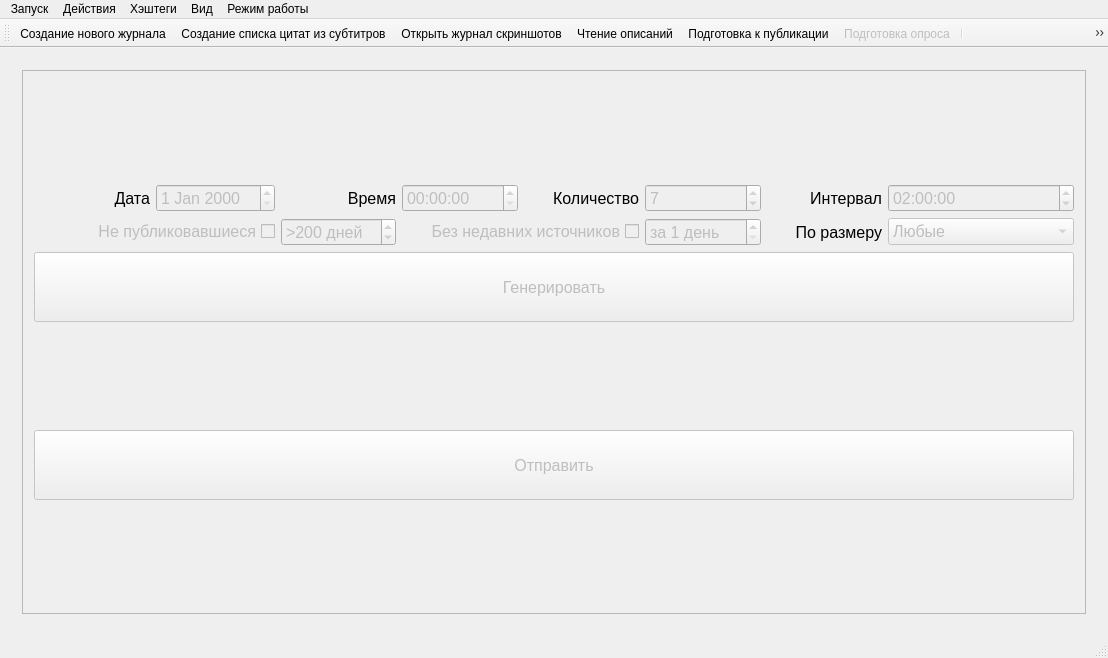
Old version of the form mainwindow.ui in the repository cool-palace/Screenshot-Manager.
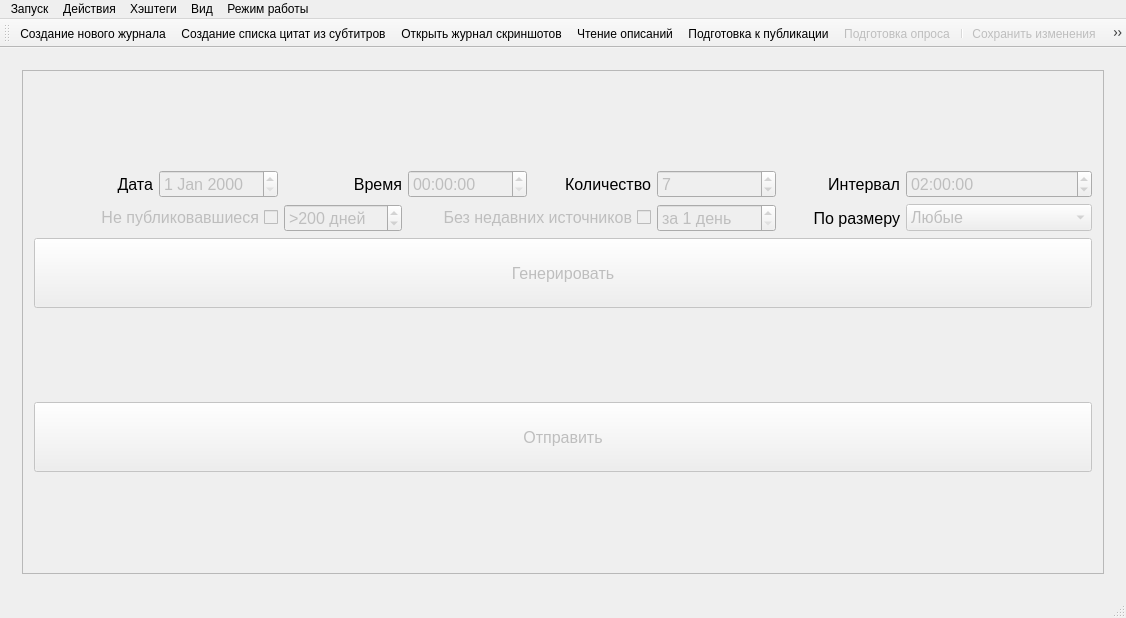
New version of the form. Icons and pictures are not drawn.

Diff of the .ui file:
```diff
--- a/mainwindow.ui
+++ b/mainwindow.ui
@@ -9,8 +9,8 @@
    <rect>
     <x>0</x>
     <y>0</y>
-    <width>1108</width>
-    <height>658</height>
+    <width>1126</width>
+    <height>618</height>
    </rect>
   </property>
   <property name="windowTitle">
@@ -442,7 +442,7 @@
              <x>0</x>
              <y>0</y>
              <width>1108</width>
-             <height>500</height>
+             <height>460</height>
             </rect>
            </property>
            <layout class="QGridLayout" name="gridLayout_7">
@@ -967,7 +967,7 @@
     <rect>
      <x>0</x>
      <y>0</y>
-     <width>1108</width>
+     <width>1126</width>
      <height>25</height>
     </rect>
    </property>
```
Left out of the diff: 86 changed lines with no effect on the pictures.
